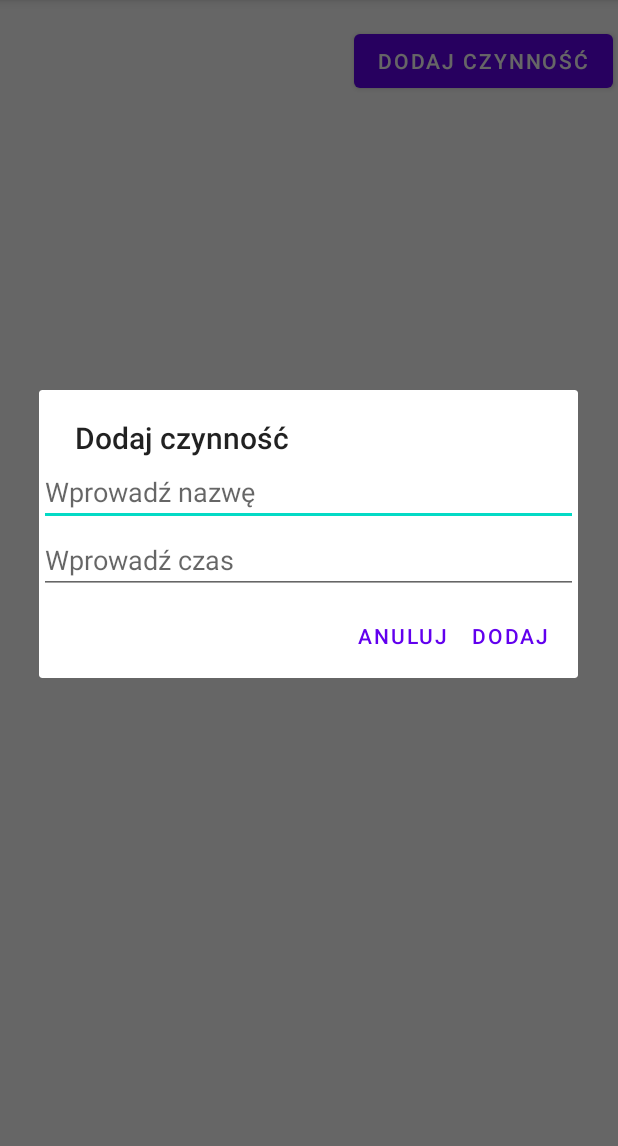
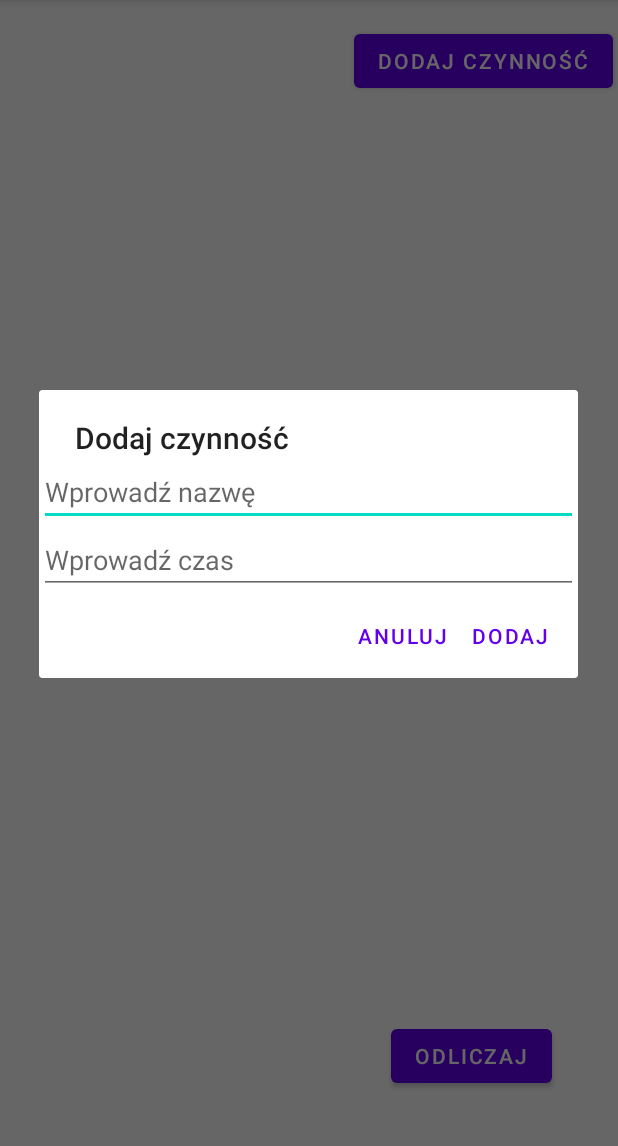
Before and after one commit to Rose-Mar/TimeToGoo, an Android app: the MainActivity2 screen opened directly, with no data from a screen before it, after a tap on "DODAJ CZYNNOŚĆ", on a phone screen of 412 x 824 dp, the part 84-1230 px from its top. Run offline under Robolectric (Android 15) with nearby library versions, the phone set to English and light mode, and no system bars.

```diff
--- a/app/src/main/AndroidManifest.xml
+++ b/app/src/main/AndroidManifest.xml
@@ -14,6 +14,9 @@
         android:theme="@style/Theme.TimeToGo"
         tools:targetApi="31">
         <activity
+            android:name=".MainActivity3"
+            android:exported="false" />
+        <activity
             android:name=".MainActivity2"
             android:exported="false" />
         <activity
--- /dev/null
+++ b/app/src/main/java/com/example/timetogo/adapter/OnCheckedChangeListener.java
@@ -0,0 +1,5 @@
+package com.example.timetogo.adapter;
+
+public interface OnCheckedChangeListener {
+    void onItemCheckedChange(int position, boolean isChecked);
+}
--- a/app/src/main/res/layout/activity_main2.xml
+++ b/app/src/main/res/layout/activity_main2.xml
@@ -8,14 +8,14 @@
 
     <ListView
         android:id="@+id/listview"
-        android:layout_width="394dp"
-        android:layout_height="648dp"
+        android:layout_width="348dp"
+        android:layout_height="524dp"
         app:layout_constraintBottom_toBottomOf="parent"
         app:layout_constraintEnd_toEndOf="parent"
-        app:layout_constraintHorizontal_bias="0.888"
+        app:layout_constraintHorizontal_bias="0.031"
         app:layout_constraintStart_toStartOf="parent"
         app:layout_constraintTop_toTopOf="parent"
-        app:layout_constraintVertical_bias="1.0">
+        app:layout_constraintVertical_bias="0.309">
 
 
     </ListView>
@@ -34,6 +34,15 @@
         app:layout_constraintTop_toTopOf="parent"
         app:layout_constraintVertical_bias="0.023" />
 
+    <Button
+        android:id="@+id/nextCountingBtn"
+        android:layout_width="wrap_content"
+        android:layout_height="wrap_content"
+        android:layout_marginEnd="44dp"
+        android:layout_marginBottom="40dp"
+        android:text="Odliczaj"
+        app:layout_constraintBottom_toBottomOf="parent"
+        app:layout_constraintEnd_toEndOf="parent" />
 
 
 </androidx.constraintlayout.widget.ConstraintLayout>
--- a/app/src/main/res/layout/dialog_add_task.xml
+++ b/app/src/main/res/layout/dialog_add_task.xml
@@ -13,7 +13,8 @@
         android:id="@+id/etTime"
         android:layout_width="match_parent"
         android:layout_height="wrap_content"
-        android:hint="Wprowadź czas" />
+        android:hint="Wprowadź czas"
+        android:inputType="number"/>
 
 
 </LinearLayout>
--- a/app/src/main/res/layout/item_list_layout.xml
+++ b/app/src/main/res/layout/item_list_layout.xml
@@ -35,7 +35,8 @@
         android:layout_marginTop="20dp"
         android:text="CheckBox"
         app:layout_constraintStart_toStartOf="parent"
-        app:layout_constraintTop_toTopOf="parent" />
+        app:layout_constraintTop_toTopOf="parent"
+        android:focusable="false"/>
 
 
 </androidx.constraintlayout.widget.ConstraintLayout>
```
Also changed, not shown: app/src/main/java/com/example/timetogo/MainActivity2.java (+155 -15 lines), app/src/main/java/com/example/timetogo/MainActivity3.java (added, +82 -0 lines), app/src/main/java/com/example/timetogo/adapter/CustomAdapter.java (+43 -15 lines), app/src/main/java/com/example/timetogo/db/DatabaseHelper.java (+11 -3 lines), app/src/main/java/com/example/timetogo/db/entity/ListItem.java (+11 -4 lines), app/src/main/res/layout/activity_main3.xml (added, +35 -0 lines).
